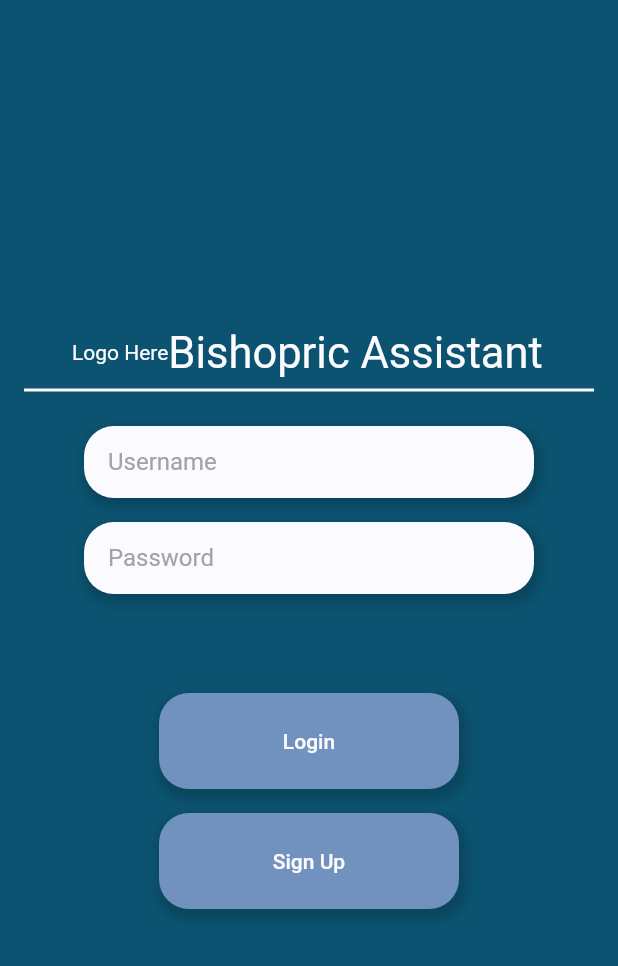
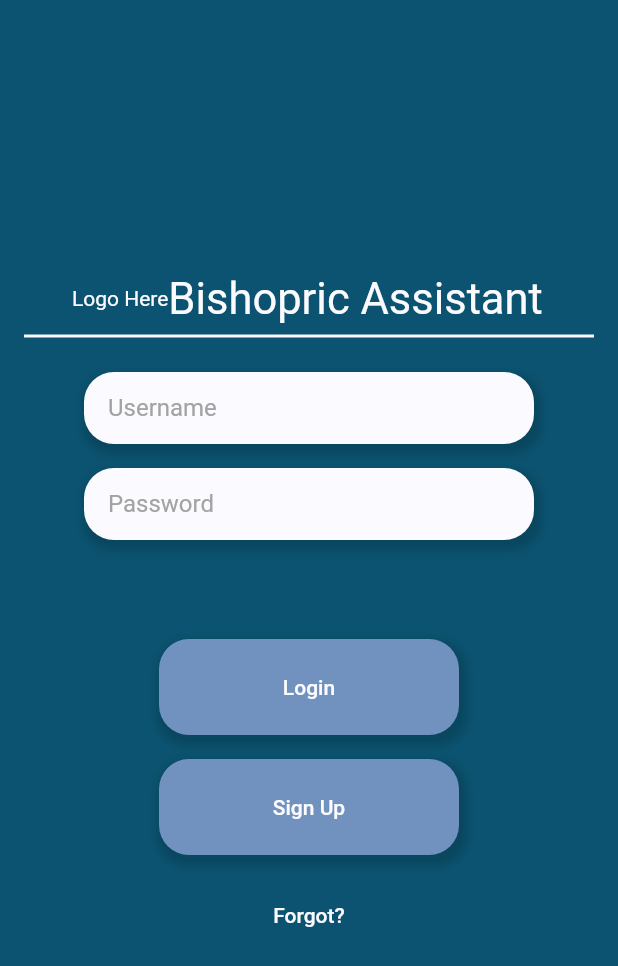
Before and after one commit to mcgaryp/Bishopric-Assistant, a Flutter app: the screen it shows after launch, on a phone screen of 412 x 824 dp. Shown: the top 966 px of the screen. Run offline on Flutter 3.47's test engine with Material 2 defaults, Android fonts, the phone set to English and light mode, and no system bars; drawn by our look-alikes of auto_size_text; our stand-ins replace cloud_firestore, firebase_core; accounts and stored records are empty.

Commit message:
Build a Text Button Style

```diff
--- a/bishop_assistant_web_test_app/lib/pages/Login.dart
+++ b/bishop_assistant_web_test_app/lib/pages/Login.dart
@@ -29,7 +29,12 @@ class Login extends StatelessWidget {
                     Navigator.pushReplacementNamed(context, rHome)),
             MyButton(
                 label: signup,
-                onPressed: () => Navigator.pushNamed(context, rSignup))
+                onPressed: () => Navigator.pushNamed(context, rSignup)),
+            MyButton(
+              label: forgot,
+              onPressed: () {/* TODO Build Forget Page */},
+              style: MyButtonStyle.text,
+            )
           ])
         ],
       )
--- a/bishop_assistant_web_test_app/lib/theme/Decorations.dart
+++ b/bishop_assistant_web_test_app/lib/theme/Decorations.dart
@@ -4,8 +4,10 @@ import 'package:flutter/cupertino.dart';
 const BoxDecoration boxDecoration = BoxDecoration(
     borderRadius: borderRadius20, color: white, boxShadow: boxShadow);
 
-const BoxDecoration buttonDecoration = BoxDecoration(
+const BoxDecoration primaryButtonDecoration = BoxDecoration(
     borderRadius: borderRadius20, color: accent, boxShadow: boxShadow);
+
+const BoxDecoration textButtonDecoration = BoxDecoration();
 
 const double padding8 = 8.0;
 const double padding16 = 16.0;
--- a/bishop_assistant_web_test_app/lib/util/Strings.dart
+++ b/bishop_assistant_web_test_app/lib/util/Strings.dart
@@ -10,3 +10,4 @@ const String signup = "Sign Up";
 const String login = "Login";
 const String role = "Role";
 const String username = "Username";
+const String forgot = "Forgot?";
--- a/bishop_assistant_web_test_app/lib/widgets/MyButton.dart
+++ b/bishop_assistant_web_test_app/lib/widgets/MyButton.dart
@@ -5,20 +5,41 @@ import 'package:flutter/material.dart';
 class MyButton extends StatelessWidget {
   final String label;
   final Function() onPressed;
-  const MyButton({required this.label, required this.onPressed, Key? key})
+  final MyButtonStyle style;
+  const MyButton(
+      {required this.label,
+      required this.onPressed,
+      this.style = MyButtonStyle.primary,
+      Key? key})
       : super(key: key);
 
   @override
   Widget build(BuildContext context) {
+    BoxDecoration decor;
+    double padding;
+    switch (style) {
+      case MyButtonStyle.primary:
+        decor = primaryButtonDecoration;
+        padding = padding16;
+        break;
+      case MyButtonStyle.text:
+        decor = textButtonDecoration;
+        padding = padding8;
+        break;
+    }
+
     return Padding(
-      padding: const EdgeInsets.only(top: padding16),
+      padding: EdgeInsets.only(top: padding),
       child: Container(
           constraints: BoxConstraints(minWidth: double.infinity),
-          decoration: buttonDecoration,
+          decoration: decor,
           child: Padding(
             padding: const EdgeInsets.symmetric(vertical: padding8),
             child: TextButton(
                 onPressed: onPressed,
+                style: ButtonStyle(
+                    overlayColor:
+                        MaterialStateProperty.all(Colors.transparent)),
                 child: Text(
                   label,
                   style: buttonStyle,
@@ -27,3 +48,5 @@ class MyButton extends StatelessWidget {
     );
   }
 }
+
+enum MyButtonStyle { primary, text }
```
